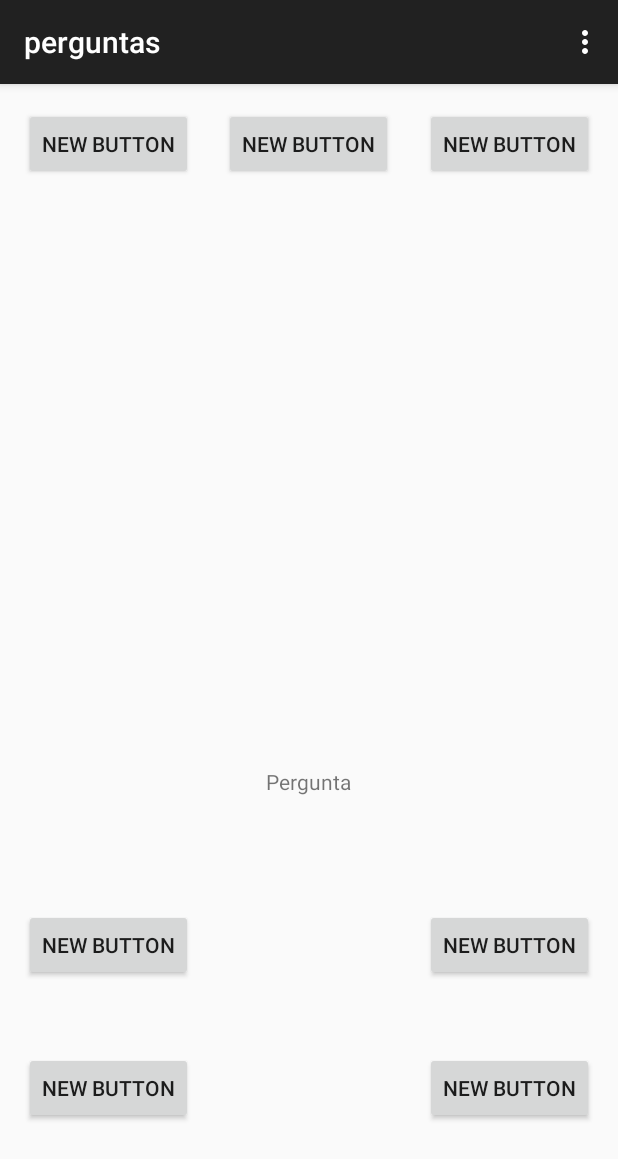
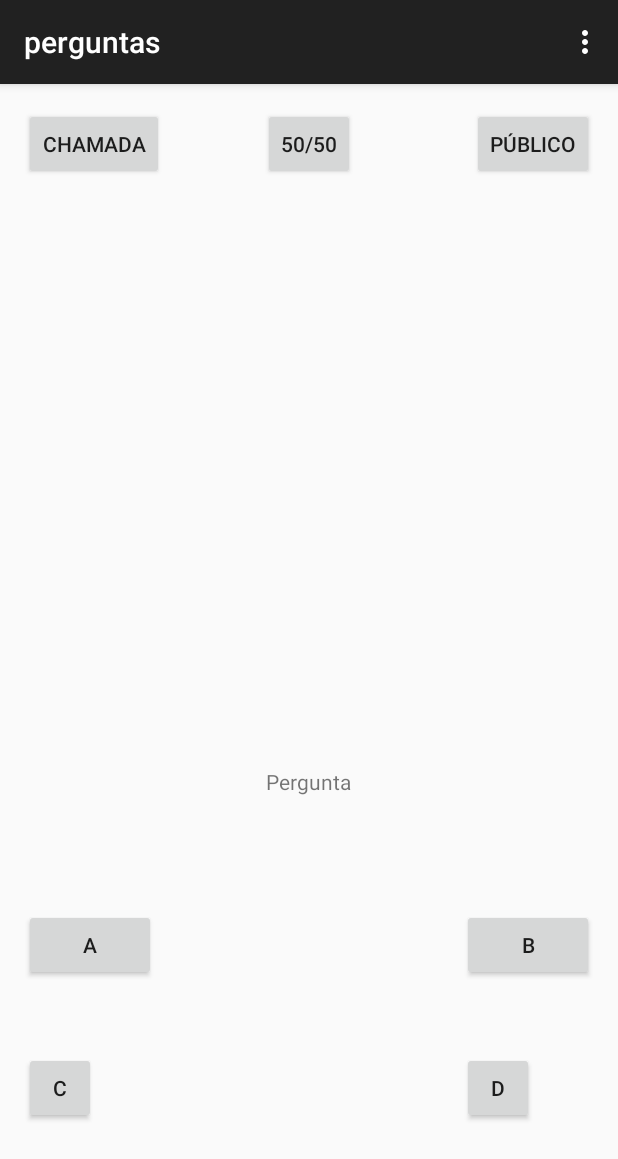
Before and after one commit to ikunha/JogoAndroidFlag2015, an Android app: the perguntas screen opened directly, with no data from a screen before it, on a phone screen of 412 x 824 dp. Shown: the top 1159 px of the screen. Run offline under Robolectric (Android 15) with nearby library versions, the phone set to English and light mode, and no system bars.

```diff
--- a/app/src/main/java/flag/jogo/MainActivity.java
+++ b/app/src/main/java/flag/jogo/MainActivity.java
@@ -1,5 +1,6 @@
 package flag.jogo;
 
+import android.content.Intent;
 import android.support.v7.app.ActionBarActivity;
 import android.os.Bundle;
 import android.view.Menu;
@@ -12,6 +13,8 @@ public class MainActivity extends ActionBarActivity {
     protected void onCreate(Bundle savedInstanceState) {
         super.onCreate(savedInstanceState);
         setContentView(R.layout.activity_main);
+
+        startService(new Intent(getApplicationContext(), buscarPerguntas.class));
     }
 
 
--- a/app/src/main/res/layout/activity_perguntas.xml
+++ b/app/src/main/res/layout/activity_perguntas.xml
@@ -16,7 +16,7 @@
     <Button
         android:layout_width="wrap_content"
         android:layout_height="wrap_content"
-        android:text="New Button"
+        android:text="@string/opcaoA"
         android:id="@+id/button3"
         android:layout_alignParentBottom="true"
         android:layout_alignParentLeft="true"
@@ -26,7 +26,7 @@
     <Button
         android:layout_width="wrap_content"
         android:layout_height="wrap_content"
-        android:text="New Button"
+        android:text="@string/opcaoB"
         android:id="@+id/button4"
         android:layout_alignBottom="@+id/button3"
         android:layout_alignParentRight="true"
@@ -36,7 +36,7 @@
         style="?android:attr/buttonStyleSmall"
         android:layout_width="wrap_content"
         android:layout_height="wrap_content"
-        android:text="New Button"
+        android:text="@string/opcaoC"
         android:id="@+id/button5"
         android:layout_below="@+id/button4"
         android:layout_alignParentLeft="true"
@@ -47,7 +47,7 @@
         style="?android:attr/buttonStyleSmall"
         android:layout_width="wrap_content"
         android:layout_height="wrap_content"
-        android:text="New Button"
+        android:text="@string/opcaoD"
         android:id="@+id/button6"
         android:layout_alignBottom="@+id/button5"
         android:layout_alignLeft="@+id/button4"
@@ -56,7 +56,7 @@
     <Button
         android:layout_width="wrap_content"
         android:layout_height="wrap_content"
-        android:text="New Button"
+        android:text="@string/chamada"
         android:id="@+id/button7"
         android:layout_alignParentTop="true"
         android:layout_alignParentLeft="true"
@@ -66,7 +66,7 @@
         style="?android:attr/buttonStyleSmall"
         android:layout_width="wrap_content"
         android:layout_height="wrap_content"
-        android:text="New Button"
+        android:text="@string/cinquenta"
         android:id="@+id/button8"
         android:layout_alignParentTop="true"
         android:layout_centerHorizontal="true" />
@@ -75,7 +75,7 @@
         style="?android:attr/buttonStyleSmall"
         android:layout_width="wrap_content"
         android:layout_height="wrap_content"
-        android:text="New Button"
+        android:text="@string/publico"
         android:id="@+id/button9"
         android:layout_alignParentTop="true"
         android:layout_alignParentRight="true"
--- a/app/src/main/res/values/strings.xml
+++ b/app/src/main/res/values/strings.xml
@@ -7,7 +7,25 @@
     <string name="exit">Sair</string>
     <string name="title_activity_perguntas">perguntas</string>
 
+    // paginas
+
     <string name="pergunta">Pergunta</string>
     <string name="perdeu">Fim do Jogo</string>
     <string name="menu">Voltar ao menu principal</string>
+
+    // botoes respostas
+
+    <string name="opcaoA">A</string>
+    <string name="opcaoB">B</string>
+    <string name="opcaoC">C</string>
+    <string name="opcaoD">D</string>
+
+    // botoes ajudas
+
+    <string name="chamada">Chamada</string>
+    <string name="cinquenta">50/50</string>
+    <string name="publico">Público</string>
+
+
+
 </resources>
```
Also changed, not shown: app/src/main/AndroidManifest.xml (+7 -1 lines), app/src/main/java/flag/jogo/DB/dbContract.java (added, +23 -0 lines), app/src/main/java/flag/jogo/DB/dbHelper.java (added, +39 -0 lines), app/src/main/java/flag/jogo/DB/dbProviderPerguntas.java (added, +114 -0 lines), app/src/main/java/flag/jogo/DB/dbProviderRespostas.java (added, +85 -0 lines), app/src/main/java/flag/jogo/buscarPerguntas.java (added, +85 -0 lines).
